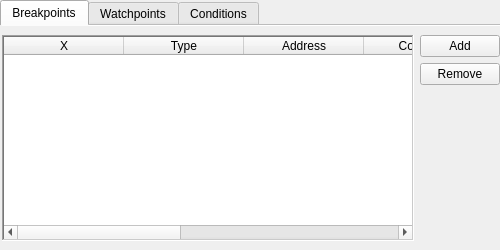
First picture: the form in src/BreakpointViewer.ui, repository openMSX/debugger, before the edit.
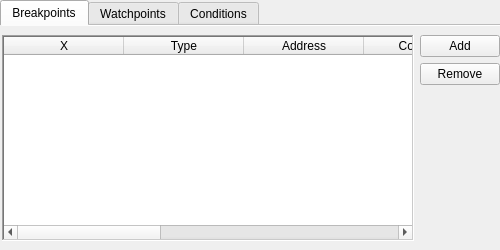
Second picture: the form after the edit.

Commit message: support labels in BreakpointViewer

What changed in the file:
```diff
--- a/src/BreakpointViewer.ui
+++ b/src/BreakpointViewer.ui
@@ -115,6 +115,11 @@
         <string>#</string>
        </property>
       </column>
+      <column>
+       <property name="text">
+        <string>real_addr</string>
+       </property>
+      </column>
      </widget>
     </item>
     <item>
```
The commit also changes 3 other files.
